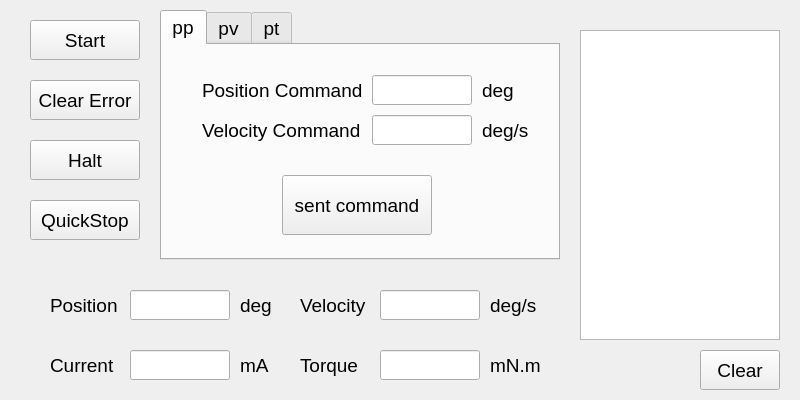
paradoxfxx/module_robot, file qt_ui/MotorControl/motorcontrol.ui: the form before one commit.
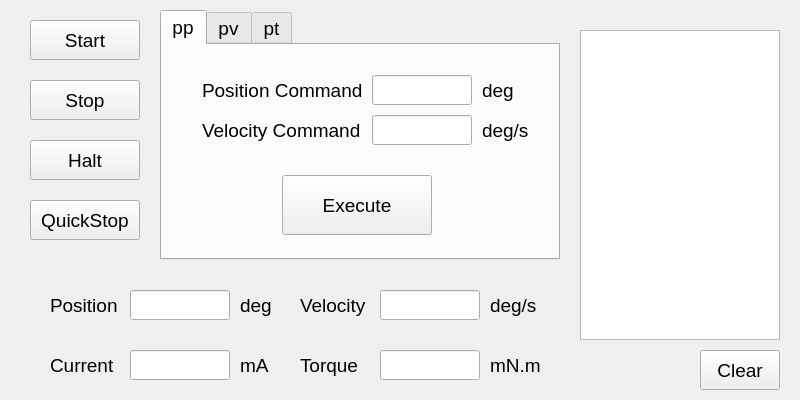
The form after the commit. The open tabs and pages were chosen to show the change. Icons and pictures are not drawn.

```diff
--- a/qt_ui/MotorControl/motorcontrol.ui
+++ b/qt_ui/MotorControl/motorcontrol.ui
@@ -63,7 +63,7 @@
     </rect>
    </property>
    <property name="text">
-    <string>Clear Error</string>
+    <string>Stop</string>
    </property>
   </widget>
   <widget class="QLabel" name="label_5">
@@ -323,7 +323,7 @@
       </rect>
      </property>
      <property name="text">
-      <string>sent command</string>
+      <string>Execute</string>
      </property>
     </widget>
     <widget class="QLineEdit" name="lineEdit_7">
```
Left out of the diff: 45 changed lines with no effect on the pictures.
